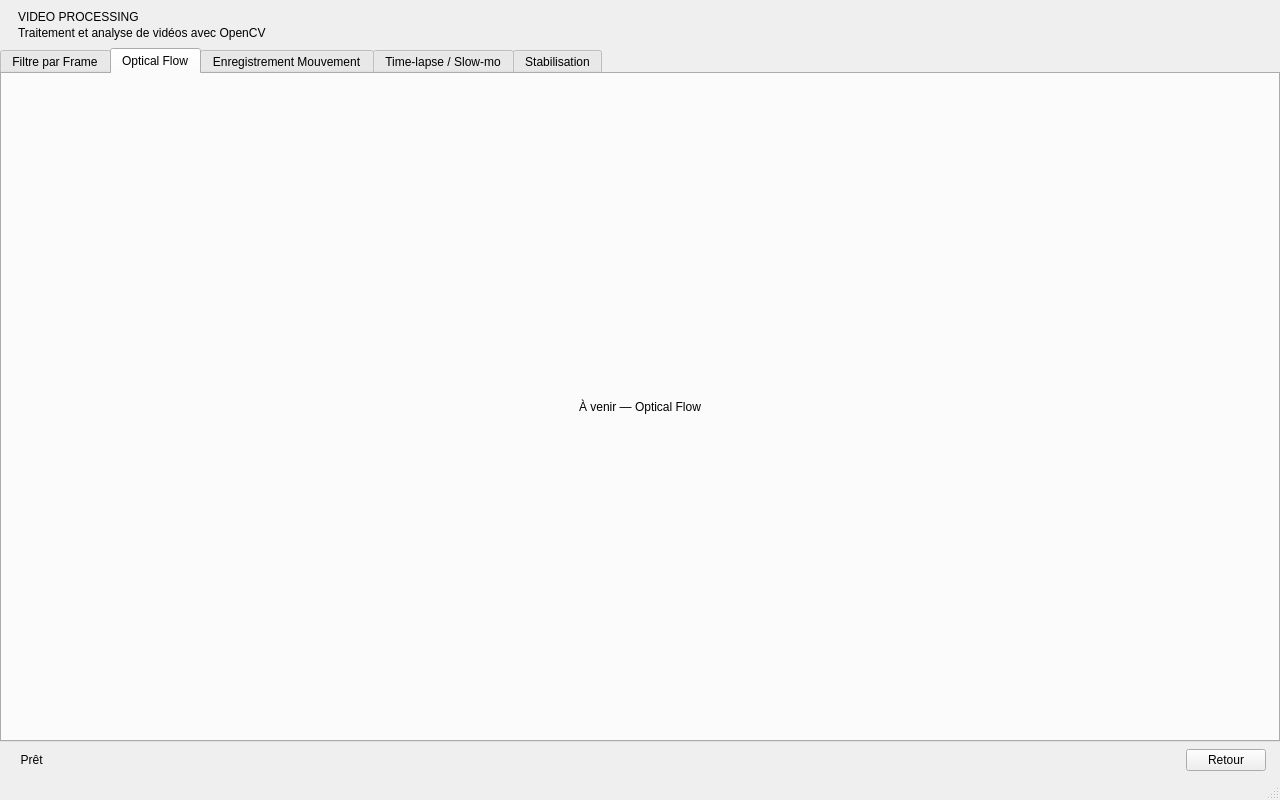
The window that opencv-project-team_4/opencv-project-team_4/VideoProcessing.ui (arcreane/opencv-project-team_4) describes before a commit, drawn with Qt 5.
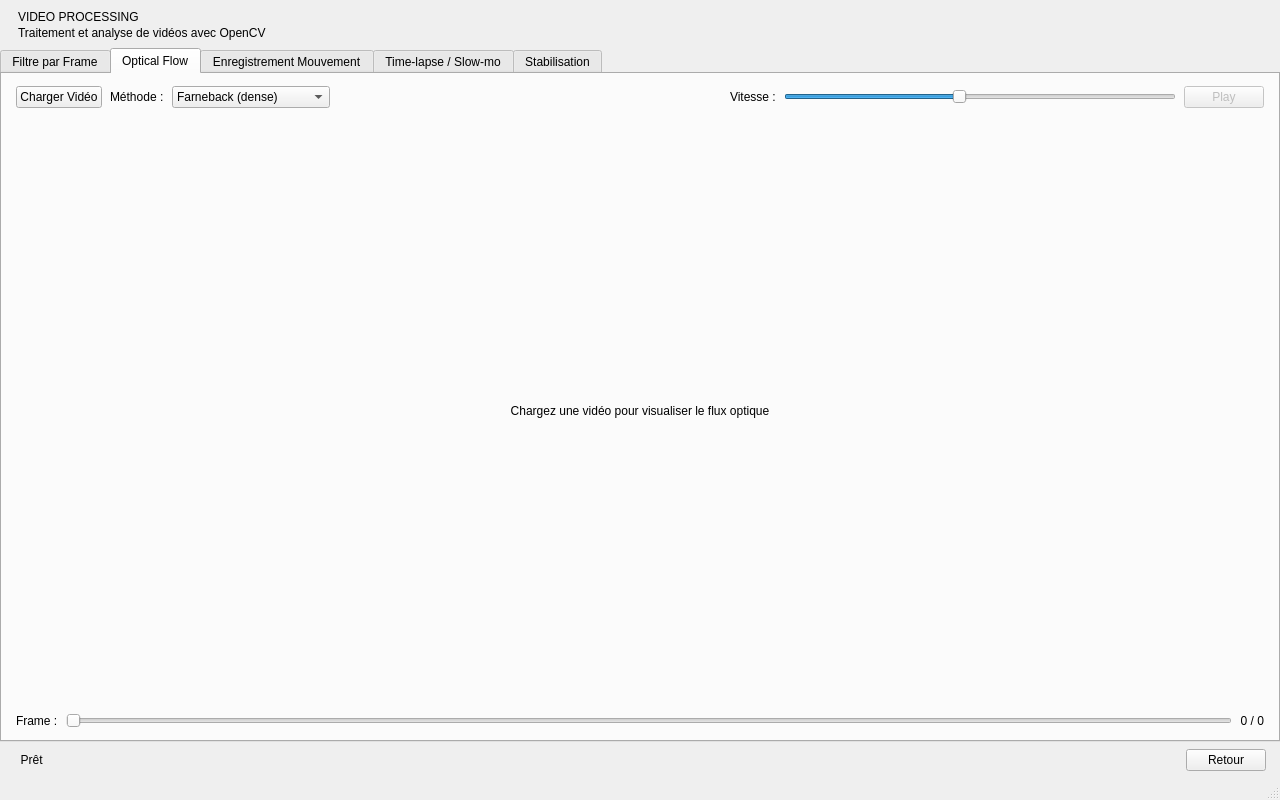
The same window after the commit. The open tabs and pages were chosen to show the change.

```diff
--- a/opencv-project-team_4/opencv-project-team_4/VideoProcessing.ui
+++ b/opencv-project-team_4/opencv-project-team_4/VideoProcessing.ui
@@ -176,13 +176,119 @@
       <!-- ── Tab 2 : Optical Flow ───────────────────────────── -->
       <widget class="QWidget" name="opticalFlowTab">
        <attribute name="title"><string>Optical Flow</string></attribute>
-       <layout class="QVBoxLayout">
+       <layout class="QVBoxLayout" name="flowTabLayout">
+        <property name="spacing"><number>10</number></property>
+        <property name="leftMargin"><number>14</number></property>
+        <property name="topMargin"><number>12</number></property>
+        <property name="rightMargin"><number>14</number></property>
+        <property name="bottomMargin"><number>12</number></property>
+
+        <!-- Controls row -->
         <item>
-         <widget class="QLabel" name="opticalFlowPlaceholder">
-          <property name="text"><string>À venir — Optical Flow</string></property>
+         <layout class="QHBoxLayout" name="flowControlsLayout">
+          <property name="spacing"><number>8</number></property>
+          <item>
+           <widget class="QPushButton" name="loadFlowButton">
+            <property name="text"><string>Charger Vidéo</string></property>
+            <property name="minimumHeight"><number>36</number></property>
+            <property name="minimumWidth"><number>140</number></property>
+           </widget>
+          </item>
+          <item>
+           <widget class="QLabel" name="flowMethodLabel">
+            <property name="text"><string>Méthode :</string></property>
+           </widget>
+          </item>
+          <item>
+           <widget class="QComboBox" name="flowCombo">
+            <property name="minimumWidth"><number>190</number></property>
+            <property name="minimumHeight"><number>36</number></property>
+            <item><property name="text"><string>Farneback (dense)</string></property></item>
+            <item><property name="text"><string>Lucas-Kanade (sparse)</string></property></item>
+           </widget>
+          </item>
+          <item>
+           <spacer name="flowControlsSpacer">
+            <property name="orientation"><enum>Qt::Orientation::Horizontal</enum></property>
+            <property name="sizeType"><enum>QSizePolicy::Policy::Expanding</enum></property>
+            <property name="sizeHint" stdset="0">
+             <size><width>40</width><height>20</height></size>
+            </property>
+           </spacer>
+          </item>
+          <item>
+           <widget class="QLabel" name="flowSpeedLabel">
+            <property name="text"><string>Vitesse :</string></property>
+           </widget>
+          </item>
+          <item>
+           <widget class="QSlider" name="flowSpeedSlider">
+            <property name="orientation"><enum>Qt::Orientation::Horizontal</enum></property>
+            <property name="minimum"><number>1</number></property>
+            <property name="maximum"><number>10</number></property>
+            <property name="value"><number>5</number></property>
+            <property name="minimumWidth"><number>100</number></property>
+            <property name="maximumWidth"><number>140</number></property>
+           </widget>
+          </item>
+          <item>
+           <widget class="QPushButton" name="playFlowButton">
+            <property name="text"><string>Play</string></property>
+            <property name="minimumHeight"><number>36</number></property>
+            <property name="minimumWidth"><number>100</number></property>
+            <property name="enabled"><bool>false</bool></property>
+           </widget>
+          </item>
+         </layout>
+        </item>
+
+        <!-- Preview label -->
+        <item>
+         <widget class="QLabel" name="flowPreviewLabel">
+          <property name="text"><string>Chargez une vidéo pour visualiser le flux optique</string></property>
           <property name="alignment"><set>Qt::AlignmentFlag::AlignCenter</set></property>
+          <property name="sizePolicy">
+           <sizepolicy hsizetype="Expanding" vsizetype="Expanding">
+            <horstretch>0</horstretch>
+            <verstretch>1</verstretch>
+           </sizepolicy>
+          </property>
          </widget>
         </item>
+
+        <!-- Slider row -->
+        <item>
+         <layout class="QHBoxLayout" name="flowSliderLayout">
+          <property name="spacing"><number>8</number></property>
+          <item>
+           <widget class="QLabel" name="flowFrameLabel">
+            <property name="text"><string>Frame :</string></property>
+           </widget>
+          </item>
+          <item>
+           <widget class="QSlider" name="flowSlider">
+            <property name="orientation"><enum>Qt::Orientation::Horizontal</enum></property>
+            <property name="minimum"><number>0</number></property>
+            <property name="maximum"><number>0</number></property>
+            <property name="value"><number>0</number></property>
+            <property name="sizePolicy">
+             <sizepolicy hsizetype="Expanding" vsizetype="Fixed">
+              <horstretch>1</horstretch>
+              <verstretch>0</verstretch>
+             </sizepolicy>
+            </property>
+           </widget>
+          </item>
+          <item>
+           <widget class="QLabel" name="flowCountLabel">
+            <property name="text"><string>0 / 0</string></property>
+            <property name="minimumWidth"><number>80</number></property>
+            <property name="alignment"><set>Qt::AlignmentFlag::AlignRight|Qt::AlignmentFlag::AlignVCenter</set></property>
+           </widget>
+          </item>
+         </layout>
+        </item>
+
        </layout>
       </widget>
 
```
